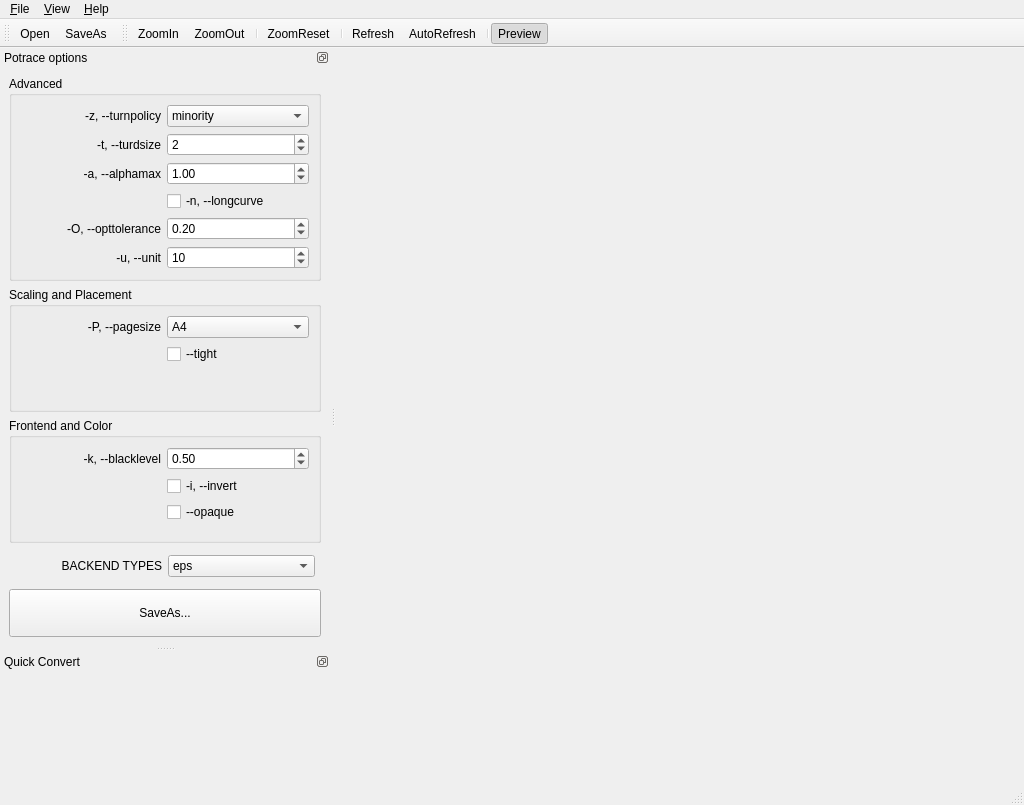
The window that ui/MainWindow.ui (MizunagiKB/potrace_gui) describes before a commit, drawn with Qt 5.
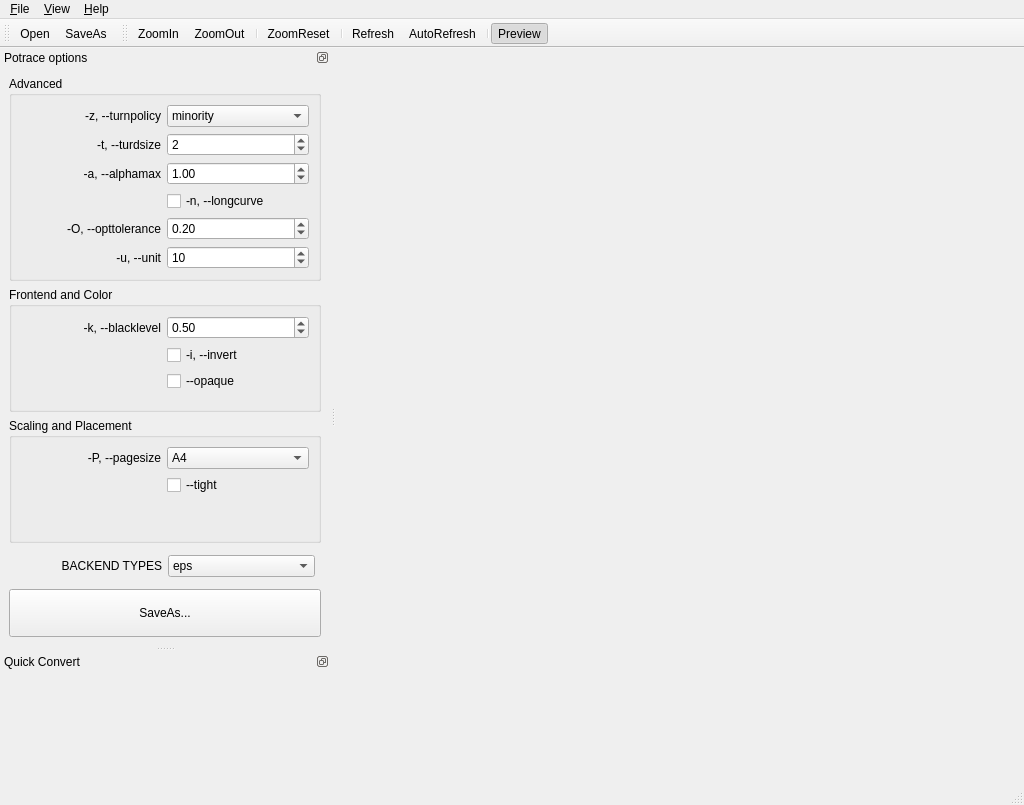
The same window after the commit. Icons and pictures are not drawn.

Commit message: Group box reorderd.

The edit to the form file:
```diff
--- a/ui/MainWindow.ui
+++ b/ui/MainWindow.ui
@@ -359,114 +359,6 @@
        </layout>
       </widget>
      </item>
-     <item>
-      <widget class="QGroupBox" name="groupBox_2">
-       <property name="title">
-        <string>Scaling and Placement</string>
-       </property>
-       <layout class="QFormLayout" name="formLayout_2">
-        <item row="0" column="0">
-         <widget class="QLabel" name="label_47">
-          <property name="minimumSize">
-           <size>
-            <width>140</width>
-            <height>0</height>
-           </size>
-          </property>
-          <property name="text">
-           <string>-P, --pagesize</string>
-          </property>
-          <property name="alignment">
-           <set>Qt::AlignRight|Qt::AlignTrailing|Qt::AlignVCenter</set>
-          </property>
-         </widget>
-        </item>
-        <item row="1" column="1">
-         <widget class="QCheckBox" name="ptTight">
-          <property name="minimumSize">
-           <size>
-            <width>128</width>
-            <height>0</height>
-           </size>
-          </property>
-          <property name="text">
-           <string>--tight</string>
-          </property>
-         </widget>
-        </item>
-        <item row="0" column="1">
-         <widget class="QComboBox" name="ptPagesize">
-          <property name="minimumSize">
-           <size>
-            <width>128</width>
-            <height>0</height>
-           </size>
-          </property>
-          <item>
-           <property name="text">
-            <string>A4</string>
-           </property>
-          </item>
-          <item>
-           <property name="text">
-            <string>A3</string>
-           </property>
-          </item>
-          <item>
-           <property name="text">
-            <string>A5</string>
-           </property>
-          </item>
-          <item>
-           <property name="text">
-            <string>B5</string>
-           </property>
-          </item>
-          <item>
-           <property name="text">
-            <string>Letter</string>
-           </property>
-          </item>
-          <item>
-           <property name="text">
-            <string>Legal</string>
-           </property>
-          </item>
-          <item>
-           <property name="text">
-            <string>Tabloid</string>
-           </property>
-          </item>
-          <item>
-           <property name="text">
-            <string>Statement</string>
-           </property>
-          </item>
-          <item>
-           <property name="text">
-            <string>Executive</string>
-           </property>
-          </item>
-          <item>
-           <property name="text">
-            <string>Folio</string>
-           </property>
-          </item>
-          <item>
-           <property name="text">
-            <string>Quarto</string>
-           </property>
-          </item>
-          <item>
-           <property name="text">
-            <string>10x14</string>
-           </property>
-          </item>
-         </widget>
-        </item>
-       </layout>
-      </widget>
-     </item>
      <item>
       <widget class="QGroupBox" name="groupBox_3">
        <property name="title">
@@ -553,6 +445,120 @@
        </layout>
       </widget>
      </item>
+     <item>
+      <widget class="QGroupBox" name="groupBox_2">
+       <property name="sizePolicy">
+        <sizepolicy hsizetype="Preferred" vsizetype="Preferred">
+         <horstretch>0</horstretch>
+         <verstretch>0</verstretch>
+        </sizepolicy>
+       </property>
+       <property name="title">
+        <string>Scaling and Placement</string>
+       </property>
+       <layout class="QFormLayout" name="formLayout_2">
+        <item row="0" column="0">
+         <widget class="QLabel" name="label_47">
+          <property name="minimumSize">
+           <size>
+            <width>140</width>
+            <height>0</height>
+           </size>
+          </property>
+          <property name="text">
+           <string>-P, --pagesize</string>
+          </property>
+          <property name="alignment">
+           <set>Qt::AlignRight|Qt::AlignTrailing|Qt::AlignVCenter</set>
+          </property>
+         </widget>
+        </item>
+        <item row="0" column="1">
+         <widget class="QComboBox" name="ptPagesize">
+          <property name="minimumSize">
+           <size>
+            <width>128</width>
+            <height>0</height>
+           </size>
+          </property>
+          <item>
+           <property name="text">
+            <string>A4</string>
+           </property>
+          </item>
+          <item>
+           <property name="text">
+            <string>A3</string>
+           </property>
+          </item>
+          <item>
+           <property name="text">
+            <string>A5</string>
+           </property>
+          </item>
+          <item>
+           <property name="text">
+            <string>B5</string>
+           </property>
+          </item>
+          <item>
+           <property name="text">
+            <string>Letter</string>
+           </property>
+          </item>
+          <item>
+           <property name="text">
+            <string>Legal</string>
+           </property>
+          </item>
+          <item>
+           <property name="text">
+            <string>Tabloid</string>
+           </property>
+          </item>
+          <item>
+           <property name="text">
+            <string>Statement</string>
+           </property>
+          </item>
+          <item>
+           <property name="text">
+            <string>Executive</string>
+           </property>
+          </item>
+          <item>
+           <property name="text">
+            <string>Folio</string>
+           </property>
+          </item>
+          <item>
+           <property name="text">
+            <string>Quarto</string>
+           </property>
+          </item>
+          <item>
+           <property name="text">
+            <string>10x14</string>
+           </property>
+          </item>
+         </widget>
+        </item>
+        <item row="1" column="1">
+         <widget class="QCheckBox" name="ptTight">
+          <property name="minimumSize">
+           <size>
+            <width>128</width>
+            <height>0</height>
+           </size>
+          </property>
+          <property name="text">
+           <string>--tight</string>
+          </property>
+         </widget>
+        </item>
+       </layout>
+      </widget>
+     </item>
      <item>
       <layout class="QGridLayout" name="gridLayout_2">
        <property name="leftMargin">
```
Left out of the diff: 20 changed lines with no effect on the pictures. The commit also changes 1 other file.
